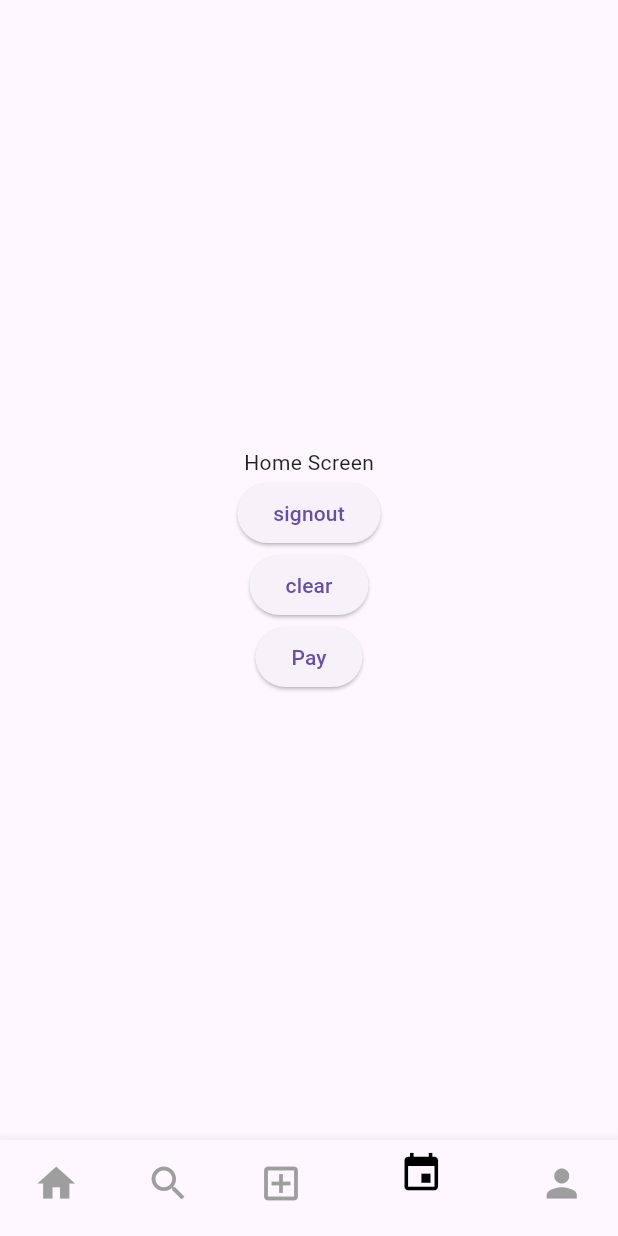
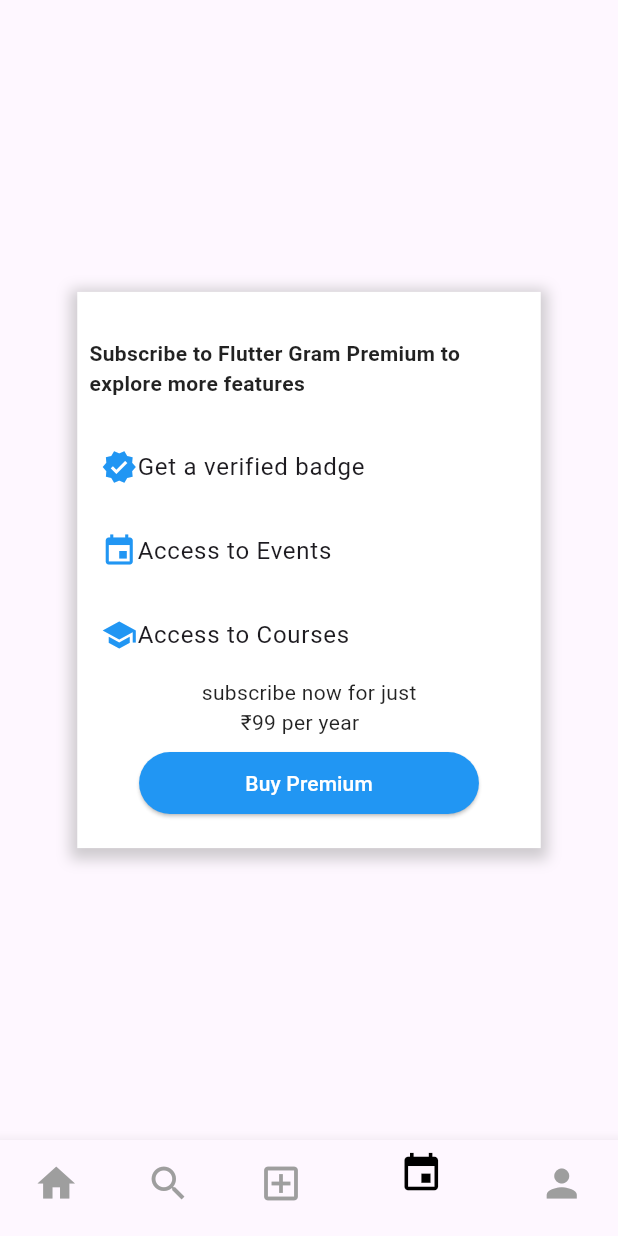
Before and after one commit to vaseemva/Flutter-Gram, a Flutter app: the HomeScreen screen opened directly, item 4 of the bottom bar chosen, on a phone screen of 412 x 824 dp. Run offline on Flutter 3.47's test engine with Material 2 defaults, Android fonts, the light colour scheme and no system bars; our stand-ins replace cloud_firestore, firebase_auth, firebase_core, firebase_storage, flutter_signin_button, get_time_ago and 6 more; missing offline and left inert: animated_snack_bar, razorpay_flutter; accounts and stored records are empty.

Commit message:
event screen ui completed

```diff
--- a/lib/models/user.dart
+++ b/lib/models/user.dart
@@ -8,6 +8,7 @@
   final List followers;
   final List following;
   final String profileImage;
+  final bool isPremium;
 
   UserModel(
       {required this.emailAddress,
@@ -15,7 +16,8 @@
       required this.username,
       required this.followers,
       required this.following,
-      required this.profileImage});
+      required this.profileImage,
+      this.isPremium=false});
 
   Map<String, dynamic> toJson() => {
         "emailAddress": emailAddress,
@@ -23,7 +25,8 @@
         "username": username,
         "followers": followers,
         "following": following,
-        "profileImage": profileImage
+        "profileImage": profileImage,
+        "isPremium": isPremium
       };
 
   static UserModel fromSnap(DocumentSnapshot snap) {
@@ -34,6 +37,7 @@
         username: snapshot['fullName'],
         followers: snapshot['followers'],
         following: snapshot['following'],
-        profileImage: snapshot['profileImage']);
+        profileImage: snapshot['profileImage'],
+        isPremium: snapshot['isPremium']);
   }
 }
--- /dev/null
+++ b/lib/providers/add_event_provider.dart
@@ -0,0 +1,70 @@
+import 'dart:typed_data';
+
+import 'package:flutter/material.dart';
+
+class AddEventProvider with ChangeNotifier {
+  Uint8List? _file;
+  bool _isloading = false;
+  int _currentStep = 0;
+  bool _isLaststep = false;
+  DateTime _dateTime = DateTime.now();
+  TimeOfDay _timeOfDay = TimeOfDay.now();
+  String _eventType = 'Online';
+
+  String get eventType => _eventType;
+  set eventType(String eventType) {
+    _eventType = eventType;
+    notifyListeners();
+  }
+
+  TimeOfDay get timeOfDay => _timeOfDay;
+
+  set timeOfDay(TimeOfDay timeOfDay) {
+    _timeOfDay = timeOfDay;
+    notifyListeners();
+  }
+
+  DateTime get dateTime => _dateTime;
+  set dateTime(DateTime dateTime) {
+    _dateTime = dateTime;
+    notifyListeners();
+  }
+
+  int get currentStep => _currentStep;
+  set currentStep(int currentStep) {
+    _currentStep = currentStep;
+    notifyListeners();
+  }
+
+  bool get isLaststep => _isLaststep;
+  set isLaststep(bool isLaststep) {
+    _isLaststep = isLaststep;
+    notifyListeners();
+  }
+
+  Uint8List? get getFile {
+    if (_file == null) {
+      return null;
+    }
+    return _file;
+  }
+
+  set setImage(Uint8List image) {
+    _file = image;
+    notifyListeners();
+  }
+
+  resetimage() {
+    _file = null;
+    notifyListeners();
+  }
+
+  bool get isloading {
+    return _isloading;
+  }
+
+  set isLoading(bool isLoading) {
+    _isloading = isloading;
+    notifyListeners();
+  }
+}
--- a/lib/resources/auth_methods.dart
+++ b/lib/resources/auth_methods.dart
@@ -91,7 +91,8 @@
                   username: userCredential.user!.displayName!,
                   followers: [],
                   following: [],
-                  profileImage: userCredential.user!.photoURL!);
+                  profileImage: userCredential.user!.photoURL!,
+                  isPremium: false);
               await _firestore
                   .collection('users')
                   .doc(userCredential.user!.uid)
--- a/lib/screens/add_screen/add_screen.dart
+++ b/lib/screens/add_screen/add_screen.dart
@@ -28,6 +28,7 @@
               size: size,
               label: 'Add Event',
               iconData: Icons.event,
+              isEvent: true,
             ),
           )
         ],
--- a/lib/screens/eventscreen/event_screen.dart
+++ b/lib/screens/eventscreen/event_screen.dart
@@ -1,72 +1,27 @@
-import 'package:firebase_auth/firebase_auth.dart';
+
+
+import 'package:cloud_firestore/cloud_firestore.dart';
 import 'package:flutter/material.dart';
-import 'package:flutter_gram/utils/utils.dart';
 
-import 'package:razorpay_flutter/razorpay_flutter.dart';
-import 'package:shared_preferences/shared_preferences.dart';
+import 'package:flutter_gram/screens/eventscreen/payment_box.dart';
+import 'package:flutter_gram/utils/global.dart';
 
 class EventScreen extends StatelessWidget {
- EventScreen({Key? key}) : super(key: key);
-
-  final razorpay = Razorpay();
+  const EventScreen({Key? key}) : super(key: key);
 
   @override
   Widget build(BuildContext context) {
-    final FirebaseAuth auth = FirebaseAuth.instance;
-    return Center(
-      child: Column(
-        mainAxisAlignment: MainAxisAlignment.center,
-        children: [
-          const Text('Home Screen'),
-          ElevatedButton(
-              onPressed: () {
-                auth.signOut();
-              },
-              child: const Text('signout')),
-          ElevatedButton(
-              onPressed: () async {
-                final preferences = await SharedPreferences.getInstance();
-                preferences.clear();
-              },
-              child: const Text('clear')),
-          ElevatedButton(
-              onPressed: () {
-                checkout();
-              },
-              child: const Text("Pay"))
-        ],
-      ),
-    );
-  }
-
-  checkout() {
-    var options = {
-      'key': 'rzp_test_TaeDIIRagFSrWt',
-      'amount': 100,
-      'name': 'Flutter Gram',
-      'description': 'Premium Subscription',
-      'prefill': {'contact': '8888888888', 'email': 'test@razorpay.com'}
-    };
-
-    try {
-      razorpay.on(Razorpay.EVENT_PAYMENT_SUCCESS, _handlePaymentSuccess);
-      razorpay.on(Razorpay.EVENT_PAYMENT_ERROR, _handlePaymentError);
-      razorpay.on(Razorpay.EVENT_EXTERNAL_WALLET, _handleExternalWallet);
-      razorpay.open(options);
-    } catch (e) {
-      print(e.toString());
-    }
-  }
-
-  _handlePaymentSuccess(PaymentSuccessResponse response) {
-    print("Payment Success${response.paymentId}");
-  }
-
-  _handlePaymentError(PaymentFailureResponse response) {
-    print("Payment Error${response.code.toString()}");
-  }
-
-  _handleExternalWallet() {
-    print("External Wallet");
+    return Scaffold(
+        body: StreamBuilder(
+            stream:FirebaseFirestore.instance.collection('users').doc(currentUserUid!).snapshots() ,
+            builder: (context, snapshot) {
+              if(!snapshot.hasData){
+                return const Center(child: CircularProgressIndicator(),);
+              }
+              if((snapshot.data as dynamic)['isPremium']){
+                   return const Center(child: Text('You are a premium user'),);
+              }
+              return  PaymentBox();
+            }));
   }
 }
--- /dev/null
+++ b/lib/screens/eventscreen/payment_box.dart
@@ -0,0 +1,124 @@
+import 'package:flutter/material.dart';
+import 'package:flutter_gram/resources/firestore_methods.dart';
+import 'package:flutter_gram/utils/constants.dart';
+import 'package:flutter_gram/utils/global.dart';
+import 'package:flutter_gram/utils/strings.dart';
+import 'package:flutter_gram/utils/utils.dart';
+import 'package:razorpay_flutter/razorpay_flutter.dart';
+
+class PaymentBox extends StatelessWidget {
+  PaymentBox({Key? key}) : super(key: key);
+
+  final razorpay = Razorpay();
+
+  @override
+  Widget build(BuildContext context) {
+    final screensize = MediaQuery.of(context).size;
+    return Center(
+      child: Column(
+        mainAxisAlignment: MainAxisAlignment.center,
+        children: [
+          Container(
+            height: screensize.height * 0.45,
+            width: screensize.width * 0.75,
+            decoration: BoxDecoration(
+              color: Colors.white,
+              boxShadow: [
+                BoxShadow(
+                  color: Colors.grey.withOpacity(0.5),
+                  spreadRadius: 5,
+                  blurRadius: 7,
+                  offset: const Offset(0, 3), // changes position of shadow
+                ),
+              ],
+            ),
+            child: Column(
+              mainAxisAlignment: MainAxisAlignment.center,
+              children: [
+                Padding(
+                  padding: const EdgeInsets.all(8.0),
+                  child: Text(
+                    premiumTagLine,
+                    style: const TextStyle(fontWeight: FontWeight.bold),
+                  ),
+                ),
+                kHeight10,
+                const ListTile(
+                  horizontalTitleGap: 0,
+                  leading: Icon(
+                    Icons.verified,
+                    color: Colors.blue,
+                  ),
+                  title: Text("Get a verified badge"),
+                ),
+                const ListTile(
+                  horizontalTitleGap: 0,
+                  leading: Icon(
+                    Icons.event,
+                    color: Colors.blue,
+                  ),
+                  title: Text("Access to Events"),
+                ),
+                const ListTile(
+                  horizontalTitleGap: 0,
+                  leading: Icon(
+                    Icons.school,
+                    color: Colors.blue,
+                  ),
+                  title: Text("Access to Courses"),
+                ),
+                Text(premiumTagLine2),
+                kHeight10,
+                SizedBox(
+                  height: screensize.height * 0.05,
+                  width: screensize.width * 0.55,
+                  child: ElevatedButton(
+                      style: ElevatedButton.styleFrom(
+                          backgroundColor: Colors.blue,
+                          foregroundColor: Colors.white),
+                      onPressed: () {
+                        checkout();
+                      },
+                      child: const Text(
+                        "Buy Premium",
+                      )),
+                ),
+              ],
+            ),
+          )
+        ],
+      ),
+    );
+  }
+
+  checkout() {
+    var options = {
+      'key': 'rzp_test_TaeDIIRagFSrWt',
+      'amount': 100,
+      'name': 'Flutter Gram',
+      'description': 'Premium Subscription',
+      'prefill': {'contact': '8888888888', 'email': 'test@razorpay.com'}
+    };
+
+    try {
+      razorpay.on(Razorpay.EVENT_PAYMENT_SUCCESS, _handlePaymentSuccess);
+      razorpay.on(Razorpay.EVENT_PAYMENT_ERROR, _handlePaymentError);
+      razorpay.on(Razorpay.EVENT_EXTERNAL_WALLET, _handleExternalWallet);
+      razorpay.open(options);
+    } catch (e) {
+      print(e.toString());
+    }
+  }
+
+  _handlePaymentSuccess(PaymentSuccessResponse response) {
+    FirestoreMethods().premiumUser(currentUserUid!);
+  }
+
+  _handlePaymentError(PaymentFailureResponse response, BuildContext context) {
+    showSnackBar("Payment Failed", context);
+  }
+
+  _handleExternalWallet() {
+    print("External Wallet");
+  }
+}
--- a/lib/screens/home_screen/home_screen.dart
+++ b/lib/screens/home_screen/home_screen.dart
@@ -24,7 +24,7 @@
     const Feedscreen(),
     const SearchTemplate(),
     const AddScreen(),
-    EventScreen(),
+    const EventScreen(),
     ProfileScreen(
       uid: FirebaseAuth.instance.currentUser!.uid,
     )
--- a/lib/utils/strings.dart
+++ b/lib/utils/strings.dart
@@ -27,3 +27,7 @@
 String intro1Image = 'assets/images/intro_1.png';
 String intro2Image = 'assets/images/intro_2e.png';
 String intro3Image = 'assets/images/intro_3.png';
+
+//premium screen
+String premiumTagLine = 'Subscribe to Flutter Gram Premium to explore more features';
+String premiumTagLine2 = 'subscribe now for just\n       ₹99 per year';
```
Also changed, not shown: lib/main.dart (+11 -8 lines), lib/resources/firestore_methods.dart (+11 -0 lines), lib/screens/add_screen/widgets/add_event_screen.dart (added, +73 -0 lines), lib/screens/add_screen/widgets/add_post.dart (+27 -18 lines), lib/screens/add_screen/widgets/location_text_field.dart (added, +25 -0 lines), lib/screens/add_screen/widgets/steps.dart (added, +123 -0 lines), lib/screens/eventscreen/widgets/poster_container.dart (added, +54 -0 lines), lib/screens/eventscreen/widgets/poster_image_container.dart (added, +37 -0 lines), lib/utils/constants.dart (+26 -5 lines).
